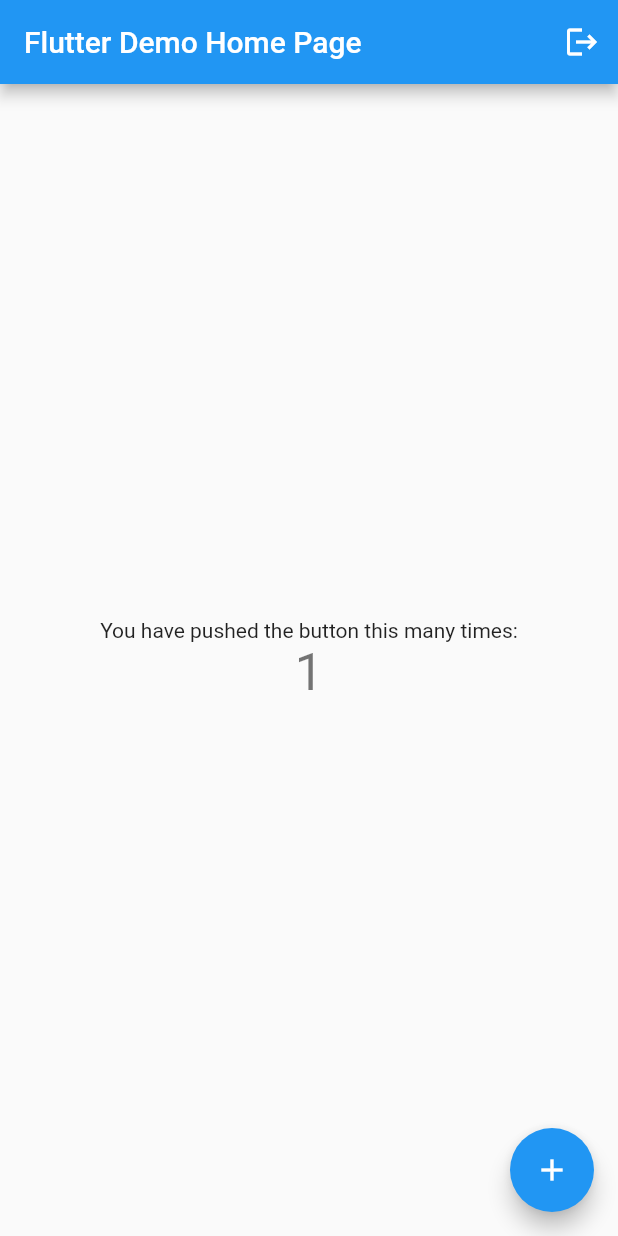
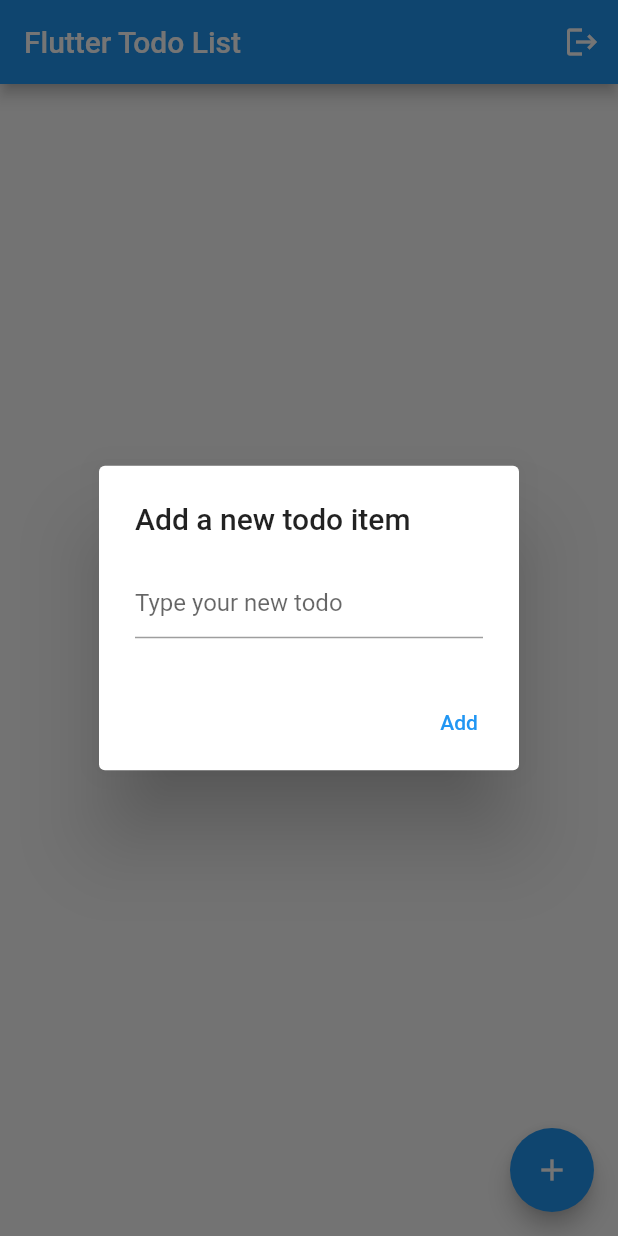
Before and after one commit to sathishc/flutter-amplify, a Flutter app: the screen it shows after launch, after a tap on the "add" icon, on a phone screen of 412 x 824 dp. Run offline on Flutter 3.47's test engine with Material 2 defaults, Android fonts, the phone set to English and light mode, and no system bars; missing offline and left inert: amplify_api, amplify_auth_cognito, amplify_authenticator, amplify_flutter.

Commit message:
separated todo domain

```diff
--- a/lib/main.dart
+++ b/lib/main.dart
@@ -2,12 +2,13 @@ import 'package:flutter/material.dart';
 
 // Amplify Flutter Packages
 import 'package:amplify_flutter/amplify_flutter.dart';
-// import 'package:amplify_analytics_pinpoint/amplify_analytics_pinpoint.dart';
 import 'package:amplify_auth_cognito/amplify_auth_cognito.dart';
 import 'package:amplify_authenticator/amplify_authenticator.dart';
+import 'package:amplify_api/amplify_api.dart';
 
 // Generated in previous step
 import 'amplifyconfiguration.dart';
+import 'todo/todo_list.dart';
 
 void main() {
   runApp(const MyApp());
@@ -19,11 +20,11 @@ class MyApp extends StatefulWidget {
   @override
   State<MyApp> createState() => _MyAppState();
 
-
-
 }
 
 class _MyAppState extends State<MyApp> {
+
+
 
   @override
   initState() {
@@ -51,9 +52,32 @@ class _MyAppState extends State<MyApp> {
           // is not restarted.
           primarySwatch: Colors.blue,
         ),
-        home: const MyHomePage(title: 'Flutter Demo Home Page'),
+        home: Scaffold(
+          appBar: AppBar(
+            // Here we take the value from the MyHomePage object that was created by
+            // the App.build method, and use it to set our appbar title.
+            title: const Text('Flutter Todo List'),
+            actions: <Widget>[
+              IconButton(
+                icon: const Icon(Icons.logout),
+                tooltip: 'Logout',
+                onPressed: () {
+                  _todoSignOut();
+                },
+              )],
+          ),
+          body: const TodoList(title: 'Flutter Todo list'),
+        ),
       ),
     );
+  }
+
+  void _todoSignOut() async {
+    try {
+      await Amplify.Auth.signOut();
+    } on AuthException catch (e) {
+      print(e.message);
+    }
   }
 
   void _configureAmplify() async {
@@ -61,8 +85,9 @@ class _MyAppState extends State<MyApp> {
     // Add Pinpoint and Cognito Plugins, or any other plugins you want to use
     // AmplifyAnalyticsPinpoint analyticsPlugin = AmplifyAnalyticsPinpoint();
     AmplifyAuthCognito authPlugin = AmplifyAuthCognito();
+    AmplifyAPI apiPlugin = AmplifyAPI();
     // await Amplify.addPlugins([authPlugin, analyticsPlugin]);
-    await Amplify.addPlugins([authPlugin]);
+    await Amplify.addPlugins([authPlugin, apiPlugin]);
 
     // Once Plugins are added, configure Amplify
     // Note: Amplify can only be configured once.
@@ -74,104 +99,3 @@ class _MyAppState extends State<MyApp> {
     }
   }
 }
-
-class MyHomePage extends StatefulWidget {
-  const MyHomePage({Key? key, required this.title}) : super(key: key);
-
-  // This widget is the home page of your application. It is stateful, meaning
-  // that it has a State object (defined below) that contains fields that affect
-  // how it looks.
-
-  // This class is the configuration for the state. It holds the values (in this
-  // case the title) provided by the parent (in this case the App widget) and
-  // used by the build method of the State. Fields in a Widget subclass are
-  // always marked "final".
-
-  final String title;
-
-  @override
-  State<MyHomePage> createState() => _MyHomePageState();
-}
-
-class _MyHomePageState extends State<MyHomePage> {
-  int _counter = 0;
-
-  void _incrementCounter() {
-    setState(() {
-      // This call to setState tells the Flutter framework that something has
-      // changed in this State, which causes it to rerun the build method below
-      // so that the display can reflect the updated values. If we changed
-      // _counter without calling setState(), then the build method would not be
-      // called again, and so nothing would appear to happen.
-      _counter++;
-    });
-  }
-
-  @override
-  Widget build(BuildContext context) {
-    // This method is rerun every time setState is called, for instance as done
-    // by the _incrementCounter method above.
-    //
-    // The Flutter framework has been optimized to make rerunning build methods
-    // fast, so that you can just rebuild anything that needs updating rather
-    // than having to individually change instances of widgets.
-    return Scaffold(
-      appBar: AppBar(
-        // Here we take the value from the MyHomePage object that was created by
-        // the App.build method, and use it to set our appbar title.
-        title: Text(widget.title),
-          actions: <Widget>[
-            IconButton(
-            icon: const Icon(Icons.logout),
-            tooltip: 'Logout',
-            onPressed: () {
-              _todoSignOut();
-            },
-        )],
-      ),
-      body: Center(
-        // Center is a layout widget. It takes a single child and positions it
-        // in the middle of the parent.
-        child: Column(
-          // Column is also a layout widget. It takes a list of children and
-          // arranges them vertically. By default, it sizes itself to fit its
-          // children horizontally, and tries to be as tall as its parent.
-          //
-          // Invoke "debug painting" (press "p" in the console, choose the
-          // "Toggle Debug Paint" action from the Flutter Inspector in Android
-          // Studio, or the "Toggle Debug Paint" command in Visual Studio Code)
-          // to see the wireframe for each widget.
-          //
-          // Column has various properties to control how it sizes itself and
-          // how it positions its children. Here we use mainAxisAlignment to
-          // center the children vertically; the main axis here is the vertical
-          // axis because Columns are vertical (the cross axis would be
-          // horizontal).
-          mainAxisAlignment: MainAxisAlignment.center,
-          children: <Widget>[
-            const Text(
-              'You have pushed the button this many times:',
-            ),
-            Text(
-              '$_counter',
-              style: Theme.of(context).textTheme.headline4,
-            ),
-          ],
-        ),
-      ),
-      floatingActionButton: FloatingActionButton(
-        onPressed: _incrementCounter,
-        tooltip: 'Increment',
-        child: const Icon(Icons.add),
-      ), // This trailing comma makes auto-formatting nicer for build methods.
-    );
-  }
-
-  void _todoSignOut() async {
-    try {
-      await Amplify.Auth.signOut();
-    } on AuthException catch (e) {
-      print(e.message);
-    }
-  }
-}
--- /dev/null
+++ b/lib/todo/todo.dart
@@ -0,0 +1,12 @@
+class Todo {
+
+  final String name;
+  final String id;
+
+  Todo({required this.name, required this.id});
+
+
+  static Todo fromJson(json) {
+    return Todo(name: json["name"], id: json["id"]);
+  }
+}
--- /dev/null
+++ b/lib/todo/todo_list.dart
@@ -0,0 +1,149 @@
+import 'package:amplify_flutter/amplify_flutter.dart';
+import 'package:flutter/material.dart';
+import 'todo.dart';
+import 'package:uuid/uuid.dart';
+import 'todo_service.dart';
+
+const uuid = Uuid();
+
+class TodoList extends StatefulWidget {
+  const TodoList({Key? key, required this.title}) : super(key: key);
+
+  // This widget is the home page of your application. It is stateful, meaning
+  // that it has a State object (defined below) that contains fields that affect
+  // how it looks.
+
+  // This class is the configuration for the state. It holds the values (in this
+  // case the title) provided by the parent (in this case the App widget) and
+  // used by the build method of the State. Fields in a Widget subclass are
+  // always marked "final".
+
+  final String title;
+
+  @override
+  State<TodoList> createState() => _TodoListState();
+}
+
+
+class _TodoListState extends State<TodoList> {
+
+  final TextEditingController _textFieldController = TextEditingController();
+  final List<Todo> _todos = <Todo>[];
+
+  @override
+  initState() {
+    super.initState();
+
+    _getTodoList();
+  }
+
+  void _addTodoItem(String name) async {
+    final user = await Amplify.Auth.getCurrentUser();
+    var todo = Todo(name: name, id: user.userId);
+    var insertedTodo = await insertTodo(todo);
+    if(insertedTodo) {
+      setState(() {
+        _todos.add(todo);
+      });
+      _textFieldController.clear();
+    } else {
+      print("Unable to insert the todo");
+    }
+
+  }
+
+  @override
+  Widget build(BuildContext context) {
+    // This method is rerun every time setState is called, for instance as done
+    // by the _incrementCounter method above.
+    //
+    // The Flutter framework has been optimized to make rerunning build methods
+    // fast, so that you can just rebuild anything that needs updating rather
+    // than having to individually change instances of widgets.
+    return Scaffold(
+      body: ListView(
+        padding: EdgeInsets.symmetric(vertical: 8.0),
+        children: _todos.map((Todo todo) {
+          return TodoItem(
+            todo: todo,
+            onTodoDeleted: _handleTodoDelete,
+          );
+        }).toList(),
+      ),
+      floatingActionButton: FloatingActionButton(
+          onPressed: () => _displayDialog(),
+          tooltip: 'Add Item',
+          child: Icon(Icons.add)),
+    );
+  }
+
+
+
+  void _handleTodoDelete(Todo todo) async {
+    if(await deleteTodo(todo) == true){
+      setState(() {
+        _todos.remove(todo);
+      });
+    }
+  }
+
+  void _getTodoList() async {
+    final user = await Amplify.Auth.getCurrentUser();
+    List<Todo> todoList = await fetchAllTodos(user.userId);
+    print("Received todo list ");
+    if(todoList.length > 0){
+      setState(() {
+        _todos.addAll(todoList);
+      });
+    }
+  }
+
+  Future<void> _displayDialog() async {
+    return showDialog<void>(
+      context: context,
+      barrierDismissible: false, // user must tap button!
+      builder: (BuildContext context) {
+        return AlertDialog(
+          title: const Text('Add a new todo item'),
+          content: TextField(
+            controller: _textFieldController,
+            decoration: const InputDecoration(hintText: 'Type your new todo'),
+          ),
+          actions: <Widget>[
+            TextButton(
+              child: const Text('Add'),
+              onPressed: () {
+                Navigator.of(context).pop();
+                _addTodoItem(_textFieldController.text);
+              },
+            ),
+          ],
+        );
+      },
+    );
+  }
+}
+
+class TodoItem extends StatelessWidget {
+  TodoItem({
+    required this.todo,
+    required this.onTodoDeleted,
+  }) : super(key: ObjectKey(todo));
+
+  final Todo todo;
+  final onTodoDeleted;
+
+  @override
+  Widget build(BuildContext context) {
+    return ListTile(
+        onTap: () {
+          onTodoDeleted(todo);
+        },
+        leading: CircleAvatar(
+          child: Text(todo.name[0]),
+        ),
+        title: Text(todo.name),
+        trailing: Icon(Icons.delete)
+    );
+  }
+}
--- /dev/null
+++ b/lib/todo/todo_service.dart
@@ -0,0 +1,80 @@
+import 'dart:typed_data';
+import 'dart:convert';
+import 'package:amplify_flutter/amplify_flutter.dart';
+import 'package:amplify_api/amplify_api.dart';
+
+import 'todo.dart';
+
+Future<bool> insertTodo (Todo todo) async {
+  var postData = {
+    '\"name\"' : '\"' + todo.name + '\"',
+    '\"id\"' :  '\"' + todo.id + '\"'
+  };
+
+  print("Calling the rest api with " + postData.toString());
+
+  try {
+    RestOptions options = RestOptions(
+        apiName: 'flutterTodoApi',
+        path: '/todo',
+        body: Uint8List.fromList(postData.toString().codeUnits)
+    );
+
+
+
+    RestOperation restOperation = Amplify.API.post(
+        restOptions: options
+    );
+    RestResponse response = await restOperation.response;
+    print('POST call succeeded');
+    print(new String.fromCharCodes(response.data));
+    return true;
+  } on ApiException catch (e) {
+    print('POST call failed: $e');
+    return false;
+  }
+}
+
+Future<bool> deleteTodo (Todo todo) async {
+
+  try {
+    RestOptions options = RestOptions(
+        apiName: 'flutterTodoApi',
+        path: '/todo/object/' + todo.id + "/" + todo.name
+    );
+    RestOperation restOperation = Amplify.API.delete(
+        restOptions: options
+    );
+    RestResponse response = await restOperation.response;
+    print('DELETE call succeeded');
+    print(new String.fromCharCodes(response.data));
+    return true;
+  } on ApiException catch (e) {
+    print('DELETE call failed: $e');
+    return false;
+  }
+}
+
+Future<List<Todo>> fetchAllTodos(userId) async {
+
+  List<Todo> todoList = [];
+
+  try {
+    RestOptions options = RestOptions(
+        apiName: 'flutterTodoApi',
+        path: '/todo/' + userId
+    );
+    RestOperation restOperation = Amplify.API.get(
+        restOptions: options
+    );
+    RestResponse response = await restOperation.response;
+    print('GET call succeeded');
+    print(new String.fromCharCodes(response.data));
+    List<dynamic> parsedListJson = jsonDecode(new String.fromCharCodes(response.data));
+    todoList = List<Todo>.from(parsedListJson.map((i) => Todo.fromJson(i)));
+    return todoList;
+  } on ApiException catch (e) {
+    print('GET call failed: $e');
+    return todoList;
+  }
+}
```
